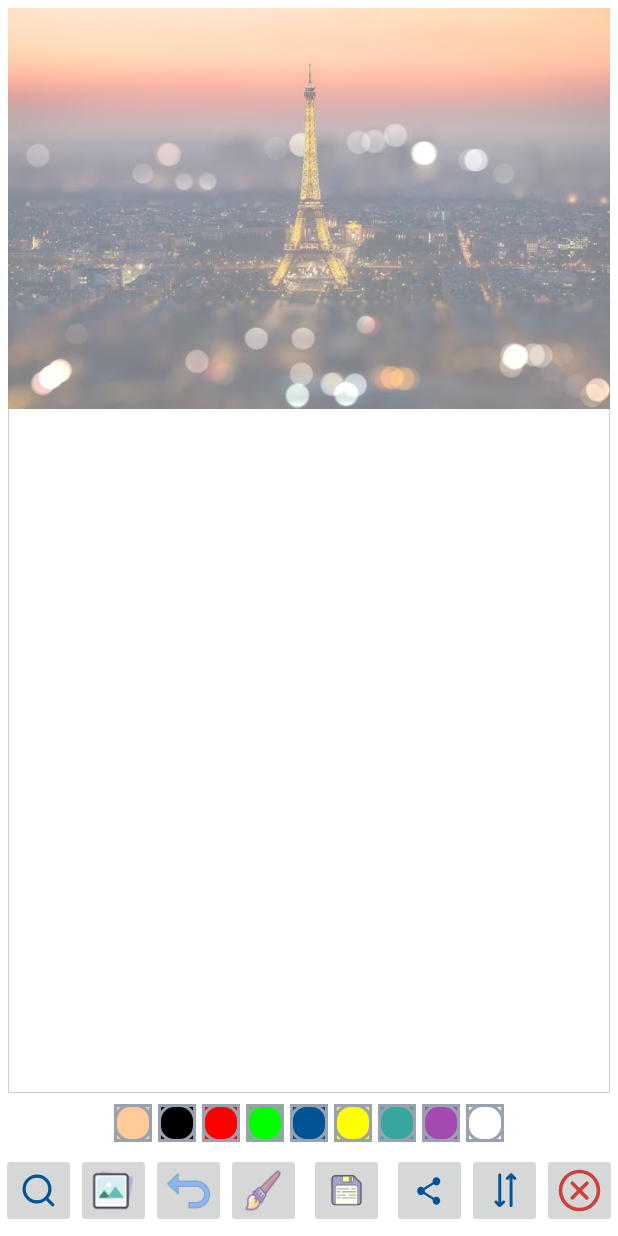
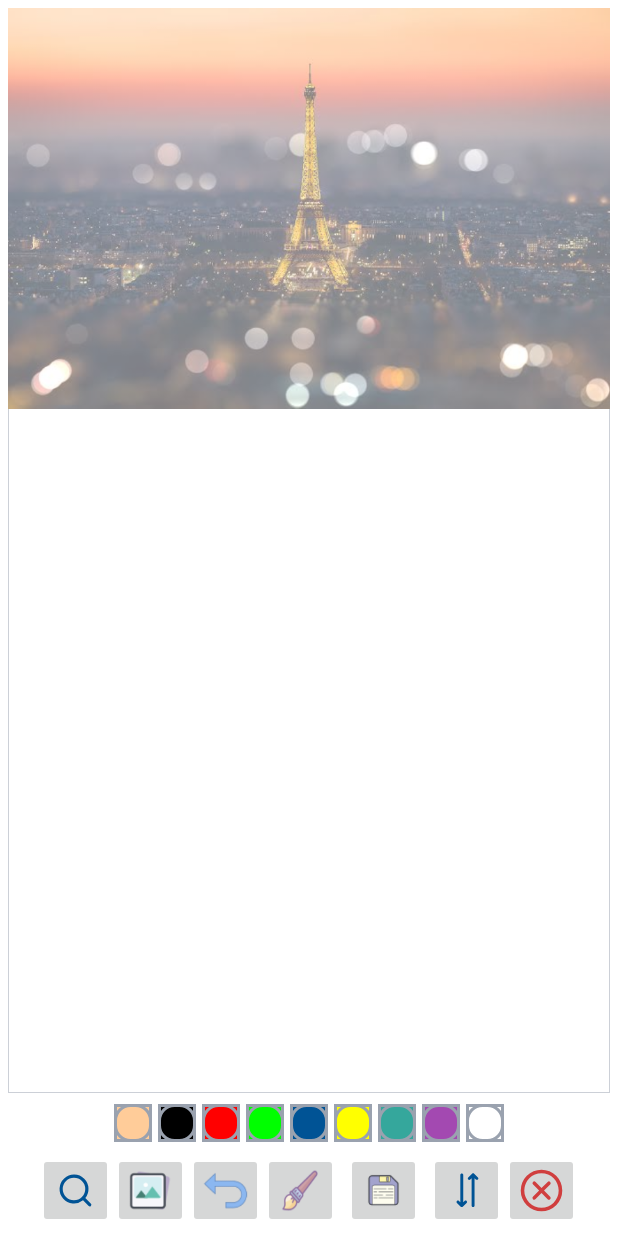
Before and after one commit to lananh223/FunnyDrawingApp, an Android app: the layout drawing_and_gallery_fragment.xml on its own in the app's theme, with its tools: preview values and no code run, on a phone screen of 412 x 824 dp. Run offline under Robolectric (Android 15) with nearby library versions, the light colour scheme and no system bars; network calls fail.

Commit message:
Remove share button

```diff
--- a/app/src/main/res/layout/drawing_and_gallery_fragment.xml
+++ b/app/src/main/res/layout/drawing_and_gallery_fragment.xml
@@ -188,14 +188,6 @@
             android:src="@drawable/ic_save" />
 
         <ImageButton
-            android:id="@+id/share_button"
-            android:layout_width="50dp"
-            android:layout_height="50dp"
-            android:contentDescription="share button"
-            android:scaleType="centerInside"
-            android:src="@drawable/ic_share" />
-
-        <ImageButton
             android:id="@+id/switch_background_button"
             android:layout_width="50dp"
             android:layout_height="50dp"
```
Also changed, not shown: app/src/main/java/com/bignerdranch/android/funnydrawingapp/Drawing/DrawingAndGallery.kt (+2 -7 lines).
